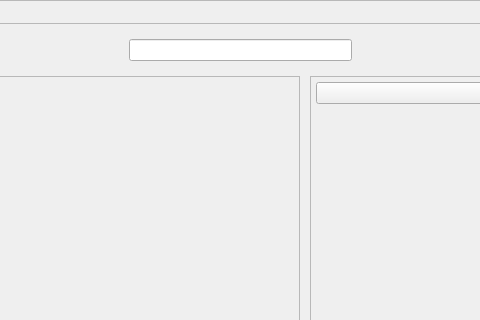
The window that src/gui/ui/main.ui (LaM0uette/MyDLG) describes before a commit, drawn with Qt 5; both pictures show x 224 to 704 and y 0 to 320 of the 1057 by 775 pixel window.
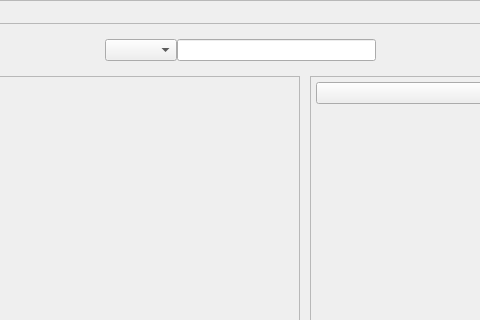
The same window after the commit.

Commit message: recherche dlg

```diff
--- a/src/gui/ui/main.ui
+++ b/src/gui/ui/main.ui
@@ -308,6 +308,9 @@
                   </property>
                  </spacer>
                 </item>
+                <item>
+                 <widget class="QComboBox" name="cb_filtre_search"/>
+                </item>
                 <item>
                  <widget class="QLineEdit" name="le_search_dlg"/>
                 </item>
```
The commit also changes 2 other files.
